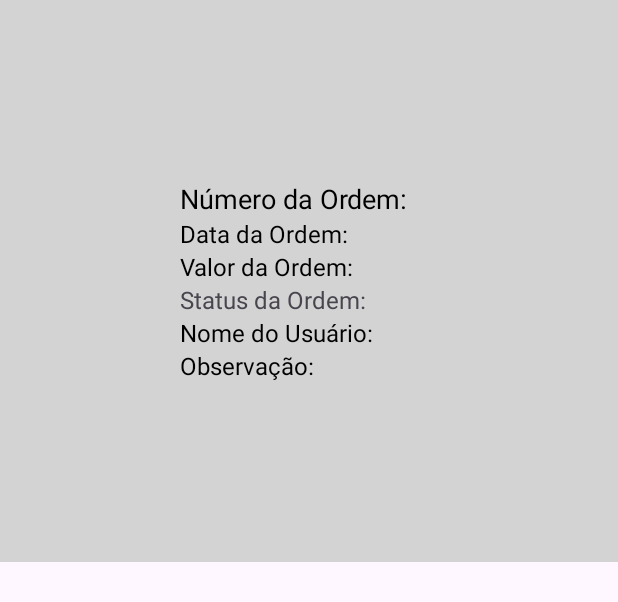
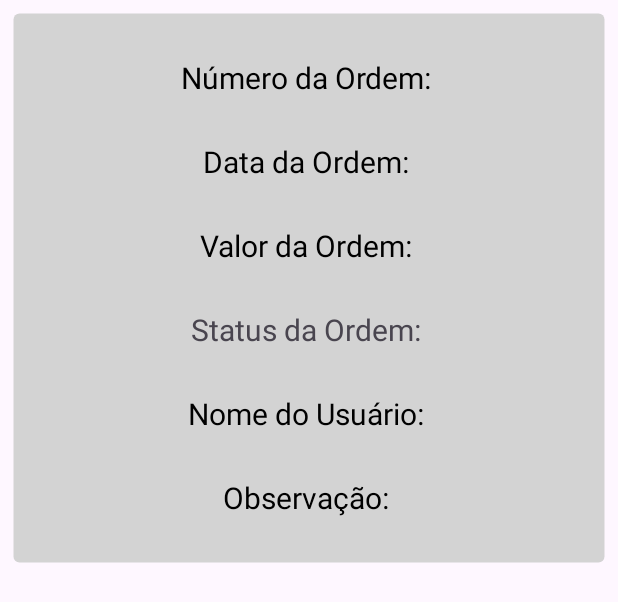
Before and after one commit to RoneyPrates/SyncMobile, an Android app: the layout item_ordem.xml on its own in the app's theme, with its tools: preview values and no code run, on a phone screen of 412 x 824 dp. Shown: the top 602 px of the screen. Run offline under Robolectric (Android 15) with nearby library versions, the phone set to English and light mode, and no system bars.

Commit message:
projeto de entrega

```diff
--- /dev/null
+++ b/app/src/main/res/drawable/ordem_background.xml
@@ -0,0 +1,7 @@
+<shape xmlns:android="http://schemas.android.com/apk/res/android">
+    <solid android:color="#D3D3D3"/>
+    <stroke
+        android:width="2dp"
+        android:color="@android:color/transparent"/>
+    <corners android:radius="4dp"/>
+</shape>
--- a/app/src/main/res/layout/item_ordem.xml
+++ b/app/src/main/res/layout/item_ordem.xml
@@ -3,61 +3,61 @@
     android:layout_width="match_parent"
     android:layout_height="wrap_content"
     android:orientation="vertical"
-    android:background="#D3D3D3"
-    android:padding="120dp"
-    android:layout_marginBottom="8dp">
+    android:layout_marginBottom="8dp"
+    android:padding="16dp"
+    android:background="@drawable/ordem_background"
+    android:layout_margin="8dp">
 
     <TextView
         android:id="@+id/numeroOrdem"
-        android:layout_width="wrap_content"
-        android:layout_height="wrap_content"
+        android:layout_width="match_parent"
+        android:layout_height="56dp"
     android:textColor="#000000"
-        android:textSize="18sp"
-        android:gravity="left"
+    android:textSize="20sp"
+    android:gravity="center"
     android:text="Número da Ordem: " />
 
     <TextView
         android:id="@+id/dataOrdem"
-        android:layout_width="wrap_content"
-        android:layout_height="wrap_content"
+        android:layout_width="match_parent"
+        android:layout_height="56dp"
     android:textColor="#000000"
-        android:textSize="16sp"
-        android:gravity="left"
+    android:textSize="20sp"
+    android:gravity="center"
     android:text="Data da Ordem: " />
 
     <TextView
         android:id="@+id/valorOrdem"
-        android:layout_width="wrap_content"
-        android:layout_height="wrap_content"
+        android:layout_width="match_parent"
+        android:layout_height="56dp"
     android:textColor="#000000"
-        android:textSize="16sp"
-        android:gravity="left"
+    android:textSize="20sp"
+    android:gravity="center"
     android:text="Valor da Ordem: " />
 
     <TextView
         android:id="@+id/statusOrdem"
-        android:layout_width="wrap_content"
-        android:layout_height="wrap_content"
-        android:textSize="16sp"
-        android:gravity="left"
+        android:layout_width="match_parent"
+        android:layout_height="56dp"
+    android:textSize="20sp"
+    android:gravity="center"
     android:text="Status da Ordem: " />
 
     <TextView
         android:id="@+id/nomeUsuario"
-        android:layout_width="wrap_content"
-        android:layout_height="wrap_content"
+        android:layout_width="match_parent"
+        android:layout_height="56dp"
     android:textColor="#000000"
-        android:textSize="16sp"
-        android:gravity="left"
+    android:textSize="20sp"
+    android:gravity="center"
     android:text="Nome do Usuário: " />
 
     <TextView
         android:id="@+id/observacao"
-        android:layout_width="wrap_content"
-        android:layout_height="wrap_content"
+        android:layout_width="match_parent"
+        android:layout_height="56dp"
     android:textColor="#000000"
-        android:textSize="16sp"
-        android:gravity="left"
+    android:textSize="20sp"
+    android:gravity="center"
     android:text="Observação: " />
-
 </LinearLayout>
--- a/app/src/main/res/xml/network_security_config.xml
+++ b/app/src/main/res/xml/network_security_config.xml
@@ -1,6 +1,7 @@
 <?xml version="1.0" encoding="utf-8"?>
 <network-security-config>
     <domain-config cleartextTrafficPermitted="true">
-        <domain includeSubdomains="true">192.168.3.52</domain>
+        <domain includeSubdomains="true">0.0.0.0</domain>
+        <domain includeSubdomains="true">18.204.195.117</domain>
     </domain-config>
 </network-security-config>
```
Also changed, not shown: app/src/main/java/com/example/syncmobile/ApiService.java (+7 -0 lines), app/src/main/java/com/example/syncmobile/LoginResponse.java (added, +85 -0 lines), app/src/main/java/com/example/syncmobile/MainActivity.java (+13 -3 lines), app/src/main/java/com/example/syncmobile/Ordem.java (+18 -6 lines), app/src/main/java/com/example/syncmobile/OrdemAdapter.java (+60 -12 lines), app/src/main/java/com/example/syncmobile/OrdensDeComprasActivity.java (+31 -6 lines), app/src/main/res/layout/activity_main.xml (+21 -3 lines), app/src/main/res/layout/ordensdecompras.xml (+10 -14 lines). Lines whose indentation alone changed are shown as unchanged.
